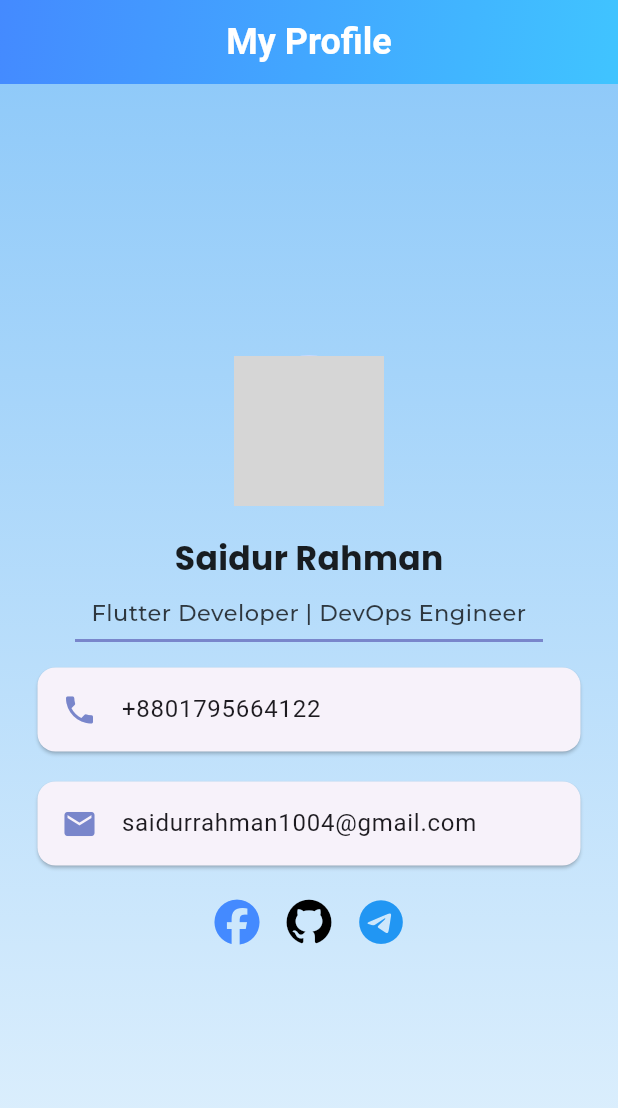
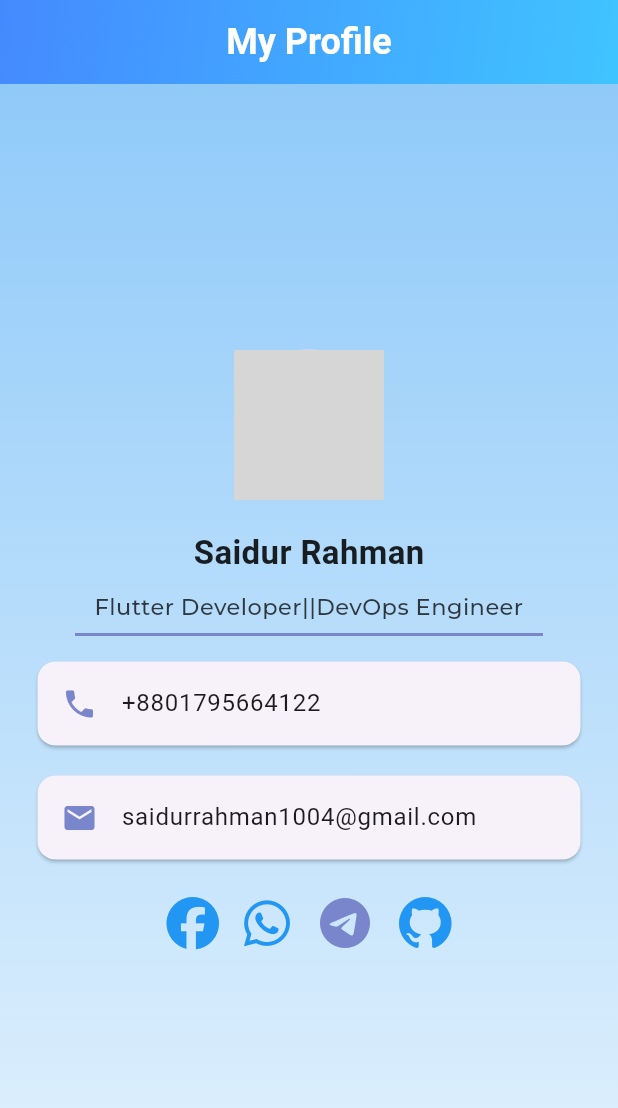
Before and after one commit to SaidurRahman1004/FlutterProjects, a Flutter app: the screen it shows after launch, on a phone screen of 412 x 824 dp. Shown: the top 1108 px of the screen. Run offline on Flutter 3.47's test engine with Material 3 defaults, Android fonts, the phone set to English and light mode, and no system bars; our stand-ins replace font_awesome_flutter, google_fonts; network calls fail; key blocks and very long unbroken strings in the code were emptied for the run; grey boxes are pictures that could not be loaded.

Commit message:
Digital Business Card App U

```diff
--- a/lib/Digital Business Card/profile_app.dart
+++ b/lib/Digital Business Card/profile_app.dart
@@ -16,12 +16,19 @@ class profile_app extends StatelessWidget {
     );
 
   }
+  Future<void> _launchURL(String url) async {
+    final Uri uri = Uri.parse(url);
+    if (!await launchUrl(uri, mode: LaunchMode.externalApplication)) {
+      throw Exception('Could not launch $url');
+    }
+  }
 
   @override
   Widget build(BuildContext context) {
     return MaterialApp(
       debugShowCheckedModeBanner: false,
       home: Scaffold(
+        backgroundColor: Colors.blue[50],
         appBar: AppBar(
           title: const Text(
             'My Profile',
@@ -50,7 +57,7 @@ class profile_app extends StatelessWidget {
                 gradient: LinearGradient(
                   begin: Alignment.topCenter,
                   end: Alignment.bottomCenter,
-                  colors: [Colors.blue[100]!, Colors.blue[100]!],
+                  colors: [Colors.blue.shade200, Colors.blue.shade50],
                 ),
               ),
               child: Center(
@@ -83,7 +90,7 @@ class profile_app extends StatelessWidget {
                         // Medium weight
                         color: Colors.black.withOpacity(0.75),
                         height: 1.4,
-                        letterSpacing: 0.1,
+                        letterSpacing: 0.3,
                       ),
                     ),
                     Divider(
@@ -100,6 +107,7 @@ class profile_app extends StatelessWidget {
                           color: Colors.indigo[300],
                         ),
                         title: Text("+8801795664122"),
+                        onTap: () => _launchURL('tel:+8801795664122'),
                       ),
                     ),
                     Card(
@@ -110,6 +118,7 @@ class profile_app extends StatelessWidget {
                           color: Colors.indigo[300],
                         ),
                         title: Text("saidurrahman1004@gmail.com"),
+                        onTap: () => _launchURL('mailto:saidurrahman1004@gmail.com'),
                       ),
                     ),
                     Padding(
@@ -117,10 +126,10 @@ class profile_app extends StatelessWidget {
                       child: Row(
                         mainAxisAlignment: MainAxisAlignment.center,
                         children: <Widget>[
-                          IconButton(onPressed: (){ CustomSnackBar("Facebook", scaffoldContext);}, icon: Icon(Icons.facebook,color: Colors.indigo[300],size: 40,)),
-                          IconButton(onPressed: (){CustomSnackBar("Reddit", scaffoldContext);}, icon: Icon(Icons.reddit,color: Colors.red[300],size: 40,)),
-                          IconButton(onPressed: (){CustomSnackBar("Telegram", scaffoldContext);}, icon: Icon(Icons.telegram,color: Colors.indigo[300],size: 40,)),
-
+                          IconButton(onPressed: (){ _launchURL("https://facebook.com/srs1313"); }, icon: FaIcon(FontAwesomeIcons.facebook, color: Colors.blue, size: 35)),
+                          IconButton(onPressed: (){_launchURL("https://w.me/+8801795664122");}, icon: FaIcon(FontAwesomeIcons.whatsapp, color: Colors.blue, size: 35)),
+                          IconButton(onPressed: (){_launchURL("https://t.me/@SiyamS1");}, icon: Icon(Icons.telegram,color: Colors.indigo[300],size: 40,)),
+                          IconButton(onPressed: (){_launchURL("https://github.com/SaidurRahman1004");}, icon: FaIcon(FontAwesomeIcons.github, color: Colors.blue, size: 35)),
 
                         ],
                       ),
--- a/lib/Extra/TestCode.dart
+++ /dev/null
@@ -1,176 +0,0 @@
-import 'package:flutter/material.dart';
-import 'package:google_fonts/google_fonts.dart';
-import 'package:font_awesome_flutter/font_awesome_flutter.dart';
-import 'package:url_launcher/url_launcher.dart';
-
-/// Main Class - Proper Naming Convention
-class ProfileApp extends StatelessWidget {
-  const ProfileApp({super.key});
-
-  /// Custom SnackBar for showing messages
-  void showCustomSnackBar(String msg, BuildContext context) {
-    ScaffoldMessenger.of(context).showSnackBar(
-      SnackBar(
-        content: Row(
-          children: [
-            const Icon(Icons.info, color: Colors.white),
-            const SizedBox(width: 10),
-            Text(msg),
-          ],
-        ),
-        duration: const Duration(seconds: 2),
-        backgroundColor: Colors.indigo,
-      ),
-    );
-  }
-
-  /// Method to launch URLs
-  Future<void> _launchURL(String url) async {
-    final Uri uri = Uri.parse(url);
-    if (!await launchUrl(uri, mode: LaunchMode.externalApplication)) {
-      throw Exception('Could not launch $url');
-    }
-  }
-
-  @override
-  Widget build(BuildContext context) {
-    return MaterialApp(
-      debugShowCheckedModeBanner: false,
-      home: Scaffold(
-        backgroundColor: Colors.blue[50],
-        appBar: AppBar(
-          title: const Text(
-            'My Profile',
-            style: TextStyle(
-              color: Colors.white,
-              fontWeight: FontWeight.bold,
-              fontSize: 24.0,
-            ),
-          ),
-          centerTitle: true,
-          elevation: 0,
-          flexibleSpace: Container(
-            decoration: const BoxDecoration(
-              gradient: LinearGradient(
-                colors: [Colors.blueAccent, Colors.lightBlueAccent],
-                begin: Alignment.topLeft,
-                end: Alignment.bottomRight,
-              ),
-            ),
-          ),
-        ),
-        body: Builder(
-          builder: (BuildContext scaffoldContext) {
-            return Container(
-              decoration: BoxDecoration(
-                gradient: LinearGradient(
-                  begin: Alignment.topCenter,
-                  end: Alignment.bottomCenter,
-                  colors: [Colors.blue.shade200, Colors.blue.shade50],
-                ),
-              ),
-              child: Center(
-                child: Column(
-                  mainAxisAlignment: MainAxisAlignment.center,
-                  children: [
-                    /// Profile Picture
-                    const CircleAvatar(
-                      radius: 50,
-                      backgroundImage: NetworkImage(
-                        "https://i.postimg.cc/jjKRZgRq/profile-pic-1.png",
-                      ),
-                    ),
-                    const SizedBox(height: 20),
-
-                    /// Name Text
-                    Text(
-                      "Saidur Rahman",
-                      style: GoogleFonts.poppins(
-                        fontSize: 22.0,
-                        fontWeight: FontWeight.bold,
-                        color: Colors.black87,
-                      ),
-                    ),
-                    const SizedBox(height: 10),
-
-                    /// Profession Text
-                    Text(
-                      "Flutter Developer | DevOps Engineer",
-                      textAlign: TextAlign.center,
-                      style: GoogleFonts.montserrat(
-                        fontSize: 15.0,
-                        fontWeight: FontWeight.w500,
-                        color: Colors.black.withOpacity(0.75),
-                        height: 1.4,
-                        letterSpacing: 0.3,
-                      ),
-                    ),
-
-                    /// Divider
-                    Divider(
-                      thickness: 2,
-                      indent: 50,
-                      endIndent: 50,
-                      color: Colors.indigo[300],
-                    ),
-
-                    /// Contact Card - Phone
-                    Card(
-                      margin:
-                      const EdgeInsets.symmetric(vertical: 10, horizontal: 25),
-                      child: ListTile(
-                        leading: Icon(Icons.phone, color: Colors.indigo[300]),
-                        title: const Text("+8801795664122"),
-                        onTap: () => _launchURL('tel:+8801795664122'),
-                      ),
-                    ),
-
-                    /// Contact Card - Email
-                    Card(
-                      margin:
-                      const EdgeInsets.symmetric(vertical: 10, horizontal: 25),
-                      child: ListTile(
-                        leading: Icon(Icons.email, color: Colors.indigo[300]),
-                        title: const Text("saidurrahman1004@gmail.com"),
-                        onTap: () => _launchURL('mailto:saidurrahman1004@gmail.com'),
-                      ),
-                    ),
-
-                    /// Social Media Icons Row
-                    Padding(
-                      padding: const EdgeInsets.all(4.0),
-                      child: Row(
-                        mainAxisAlignment: MainAxisAlignment.center,
-                        children: <Widget>[
-                          IconButton(
-                            onPressed: () => _launchURL("https://facebook.com"),
-                            icon: const Icon(FontAwesomeIcons.facebook, size: 30),
-                            color: Colors.blueAccent,
-                          ),
-                          IconButton(
-                            onPressed: () => _launchURL("https://github.com"),
-                            icon: const Icon(FontAwesomeIcons.github, size: 30),
-                            color: Colors.black,
-                          ),
-                          IconButton(
-                            onPressed: () => _launchURL("https://t.me"),
-                            icon: const Icon(FontAwesomeIcons.telegram, size: 30),
-                            color: Colors.blue,
-                          ),
-                        ],
-                      ),
-                    ),
-                  ],
-                ),
-              ),
-            );
-          },
-        ),
-      ),
-    );
-  }
-}
-
-void main() {
-  runApp(const ProfileApp());
-}
--- a/lib/main.dart
+++ b/lib/main.dart
@@ -5,7 +5,7 @@ import 'Extra/TestCode.dart';
 void main() {
   runApp(
     MaterialApp(
-      home: ProfileApp(),
+      home: profile_app(),
       debugShowCheckedModeBanner: false,
     )
   );
```
Also changed, not shown: 1 other file.
